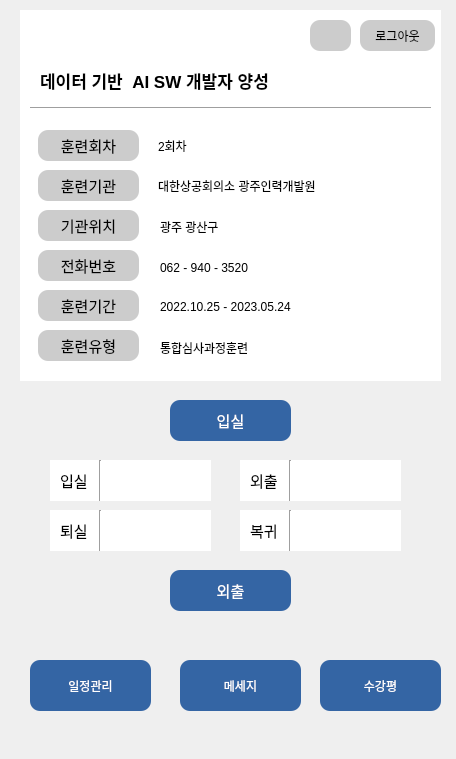
Qt form check.ui (rabolee/check) before a commit.
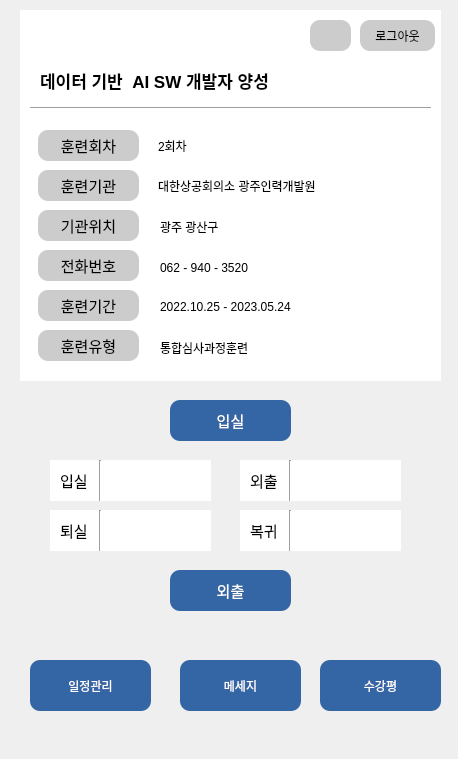
The same form after that commit. The open tabs and pages were chosen to show the change. Icons and pictures are not drawn.

Commit message: 완료_2:49

Patch:
```diff
--- a/check.ui
+++ b/check.ui
@@ -6,7 +6,7 @@
    <rect>
     <x>0</x>
     <y>0</y>
-    <width>456</width>
+    <width>458</width>
     <height>759</height>
    </rect>
   </property>
@@ -90,7 +90,7 @@
     <widget class="QLabel" name="entrance_line">
      <property name="geometry">
       <rect>
-       <x>110</x>
+       <x>120</x>
        <y>460</y>
        <width>81</width>
        <height>21</height>
@@ -103,7 +103,7 @@
     <widget class="QLabel" name="leave_line">
      <property name="geometry">
       <rect>
-       <x>110</x>
+       <x>120</x>
        <y>510</y>
        <width>81</width>
        <height>21</height>
@@ -173,7 +173,7 @@
     <widget class="QLabel" name="outing_line">
      <property name="geometry">
       <rect>
-       <x>300</x>
+       <x>310</x>
        <y>460</y>
        <width>81</width>
        <height>21</height>
@@ -186,7 +186,7 @@
     <widget class="QLabel" name="comeback_line">
      <property name="geometry">
       <rect>
-       <x>300</x>
+       <x>310</x>
        <y>510</y>
        <width>81</width>
        <height>21</height>
```
Left out of the diff: 2 changed lines with no effect on the pictures. The commit also changes 1 other file.
